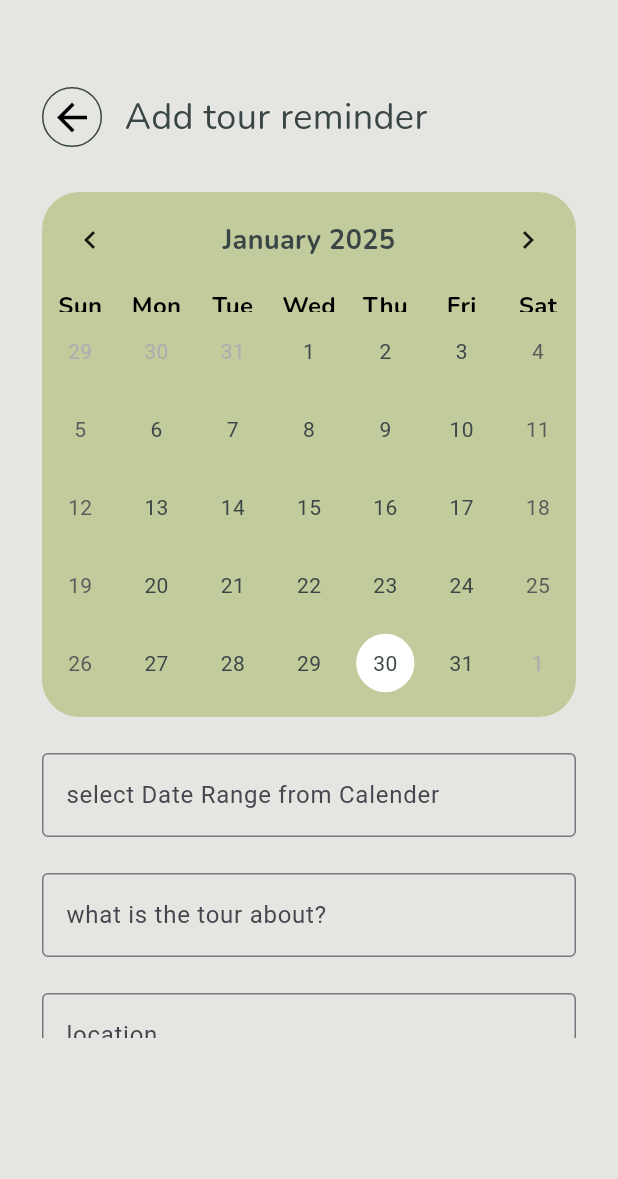
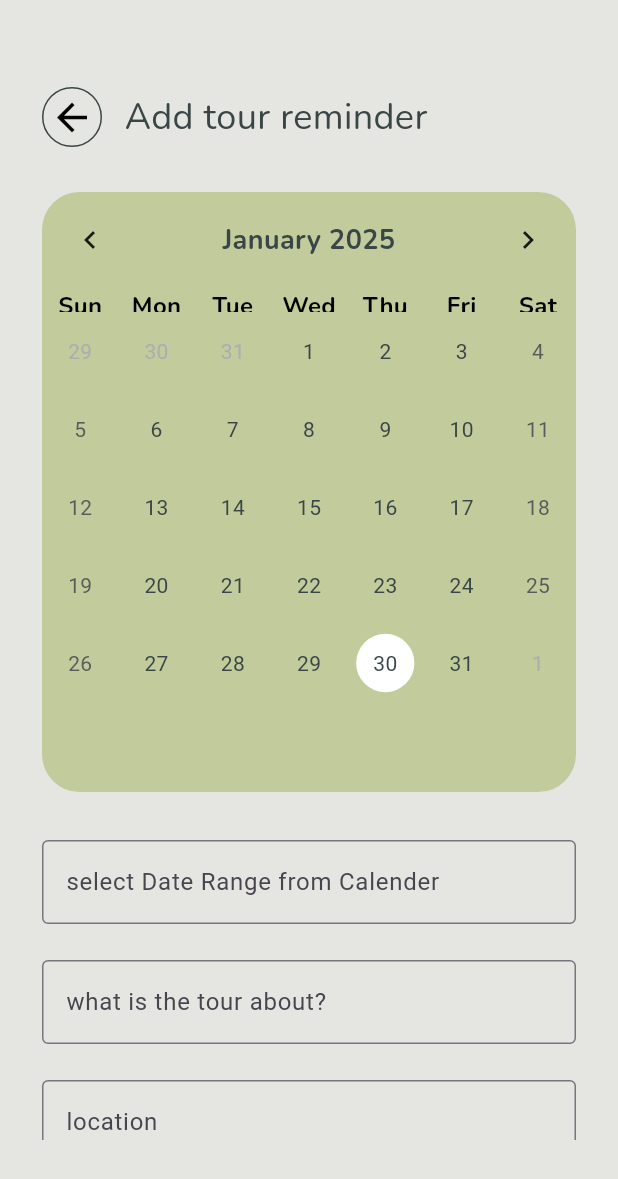
Before and after one commit to rubaM8/flutter-first-project, a Flutter app: the AddATourBody screen opened directly with empty values, on a phone screen of 412 x 824 dp. Shown: the top 1179 px of the screen. Run offline on Flutter 3.47's test engine with Material 3 defaults, Android fonts, the phone set to English and light mode, and no system bars; drawn by our look-alikes of table_calendar; our stand-ins replace flutter_countdown_timer, flutter_svg.

Commit message:
some Edits

```diff
--- a/lib/models/tour_data_manager.dart
+++ b/lib/models/tour_data_manager.dart
@@ -111,17 +111,4 @@ List<ToursModel> tourData = [
     location: "Jordan",
     remarks: "hope it goes easy..",
   ),
-  ToursModel(
-    dateRange: "2023 Feb 5 - 2024 Jun 1",
-    tourAbout: "AI course",
-    location: "Irland",
-    remarks: "enjoy as much as I can!",
-  ),
-  ToursModel(
-    dateRange: "2023 Feb 5 - 2024 Jun 1",
-    tourAbout: "anything",
-    location: "anythin",
-    remarks:
-        ";lgreognreoanbtihypgknbgfm;nbgmytodhrnbvmchgfkdls;zxc,vmbnhjtrieoslz,xcihypgknbgfm;nbgmytodhrnbvmchgfkdls;zxc,vmbnhjtrieoslz,xcmvbnhgjrieowalz,xcvmngjfrekwalz,xc",
-  ),
 ];
--- a/lib/widgets/addATourBody.dart
+++ b/lib/widgets/addATourBody.dart
@@ -115,7 +115,7 @@ class _AddATourBodyState extends State<AddATourBody> {
                 ),
                 const SizedBox(height: 30),
                 Container(
-                  height: 350,
+                  height: 400,
                   width: double.infinity,
                   decoration: BoxDecoration(
                     color: const Color.fromRGBO(193, 203, 156, 100),
@@ -177,9 +177,9 @@ class _AddATourBodyState extends State<AddATourBody> {
                     ),
                   ),
                 ),
-                const SizedBox(height: 24),
+                const SizedBox(height: 32),
                 SizedBox(
-                    height: 190,
+                    height: 200,
                     width: double.infinity,
                     child: SingleChildScrollView(
                       child: Column(
```
Also changed, not shown: lib/widgets/yourName.dart (+10 -1 lines).
